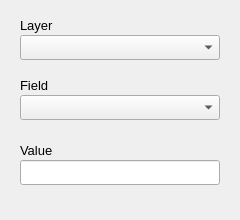
This is AttributeAssignment_base.ui in dayjournal/AttributeAssignment as Qt 5 draws it before an edit. The edited form follows.
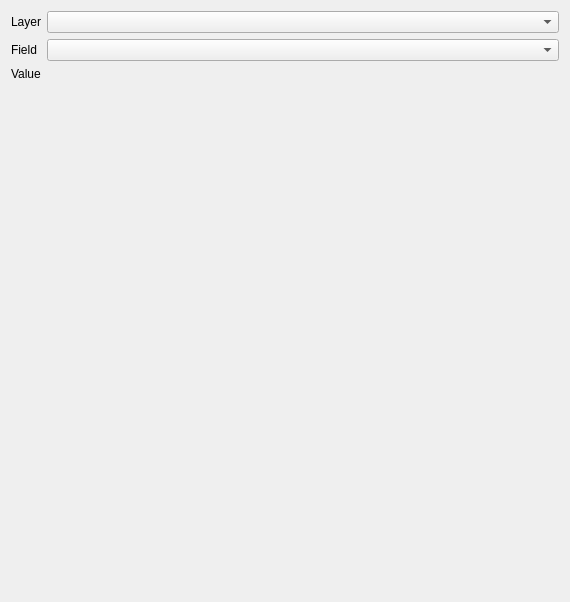
This is the edited form. Custom widgets are drawn as their Qt base class.

Commit message: Use configured edit widget instead of plain text

What changed in the file:
```diff
--- a/AttributeAssignment_base.ui
+++ b/AttributeAssignment_base.ui
@@ -6,123 +6,56 @@
    <rect>
     <x>0</x>
     <y>0</y>
-    <width>240</width>
-    <height>220</height>
+    <width>570</width>
+    <height>602</height>
    </rect>
   </property>
   <property name="windowTitle">
    <string>AttributeAssignment</string>
   </property>
-  <widget class="QLabel" name="label_layer">
-   <property name="geometry">
-    <rect>
-     <x>20</x>
-     <y>15</y>
-     <width>201</width>
-     <height>21</height>
-    </rect>
-   </property>
-   <property name="font">
-    <font>
-     <pointsize>10</pointsize>
-    </font>
-   </property>
-   <property name="text">
-    <string>Layer</string>
-   </property>
-  </widget>
-  <widget class="QgsMapLayerComboBox" name="mMapLayerComboBox">
-   <property name="geometry">
-    <rect>
-     <x>20</x>
-     <y>35</y>
-     <width>200</width>
-     <height>25</height>
-    </rect>
-   </property>
-   <property name="font">
-    <font>
-     <pointsize>10</pointsize>
-    </font>
-   </property>
-  </widget>
-  <widget class="QLabel" name="label_field">
-   <property name="geometry">
-    <rect>
-     <x>20</x>
-     <y>75</y>
-     <width>201</width>
-     <height>21</height>
-    </rect>
-   </property>
-   <property name="font">
-    <font>
-     <pointsize>10</pointsize>
-    </font>
-   </property>
-   <property name="text">
-    <string>Field</string>
-   </property>
-  </widget>
-  <widget class="QLabel" name="label_text">
-   <property name="geometry">
-    <rect>
-     <x>20</x>
-     <y>140</y>
-     <width>201</width>
-     <height>21</height>
-    </rect>
-   </property>
-   <property name="font">
-    <font>
-     <pointsize>10</pointsize>
-    </font>
-   </property>
-   <property name="text">
-    <string>Value</string>
-   </property>
-  </widget>
-  <widget class="QgsFieldComboBox" name="mFieldComboBox">
-   <property name="geometry">
-    <rect>
-     <x>20</x>
-     <y>95</y>
-     <width>200</width>
-     <height>25</height>
-    </rect>
-   </property>
-   <property name="font">
-    <font>
-     <pointsize>10</pointsize>
-    </font>
-   </property>
-  </widget>
-  <widget class="QLineEdit" name="lineEdit_text">
-   <property name="geometry">
-    <rect>
-     <x>20</x>
-     <y>160</y>
-     <width>200</width>
-     <height>25</height>
-    </rect>
-   </property>
-   <property name="font">
-    <font>
-     <pointsize>10</pointsize>
-    </font>
-   </property>
-  </widget>
+  <layout class="QFormLayout" name="formLayout">
+   <item row="2" column="0">
+    <widget class="QLabel" name="label_field">
+     <property name="text">
+      <string>Field</string>
+     </property>
+    </widget>
+   </item>
+   <item row="3" column="0">
+    <widget class="QLabel" name="label_value">
+     <property name="text">
+      <string>Value</string>
+     </property>
+    </widget>
+   </item>
+   <item row="0" column="1">
+    <widget class="QgsMapLayerComboBox" name="mMapLayerComboBox"/>
+   </item>
+   <item row="0" column="0">
+    <widget class="QLabel" name="label_layer">
+     <property name="text">
+      <string>Layer</string>
+     </property>
+    </widget>
+   </item>
+   <item row="2" column="1">
+    <widget class="QgsFieldComboBox" name="mFieldComboBox"/>
+   </item>
+   <item row="3" column="1">
+    <widget class="QWidget" name="mValuePlaceholder" native="true"/>
+   </item>
+  </layout>
  </widget>
  <customwidgets>
-  <customwidget>
-   <class>QgsFieldComboBox</class>
-   <extends>QComboBox</extends>
-   <header>qgsfieldcombobox.h</header>
-  </customwidget>
   <customwidget>
    <class>QgsMapLayerComboBox</class>
    <extends>QComboBox</extends>
-   <header>qgsmaplayercombobox.h</header>
+   <header>qgis.gui.QgsMapLayerComboBox</header>
+  </customwidget>
+  <customwidget>
+   <class>QgsFieldComboBox</class>
+   <extends>QComboBox</extends>
+   <header>qgis.gui.QgsFieldComboBox</header>
   </customwidget>
  </customwidgets>
  <resources/>
```
The commit also changes 3 other files.
